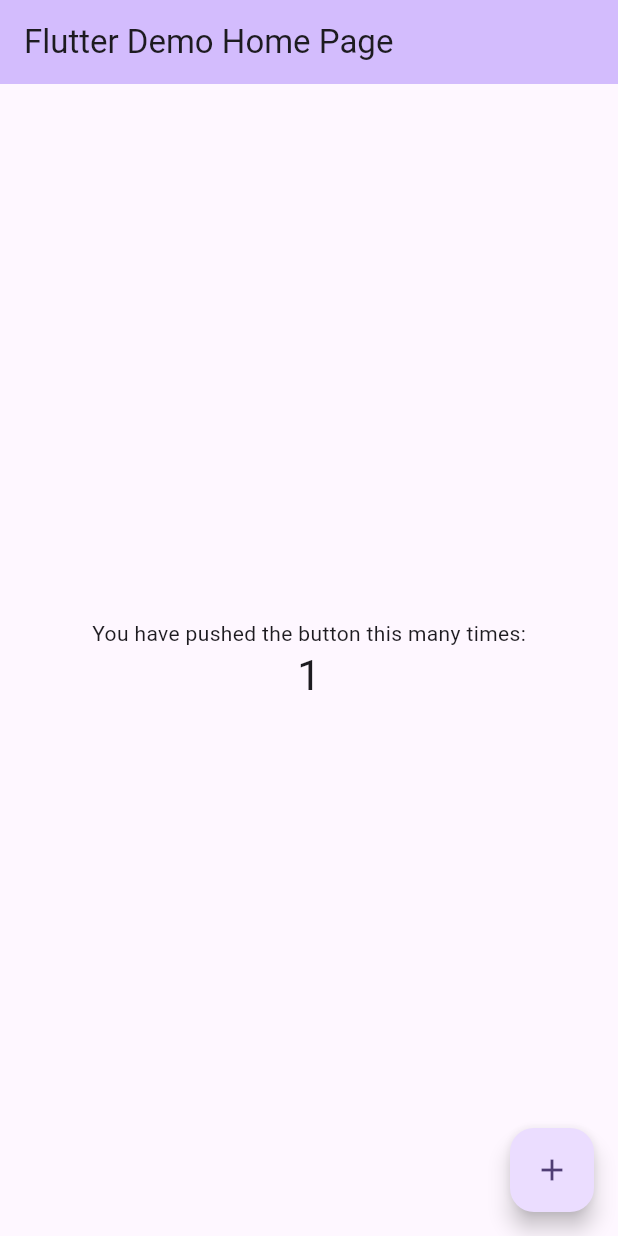
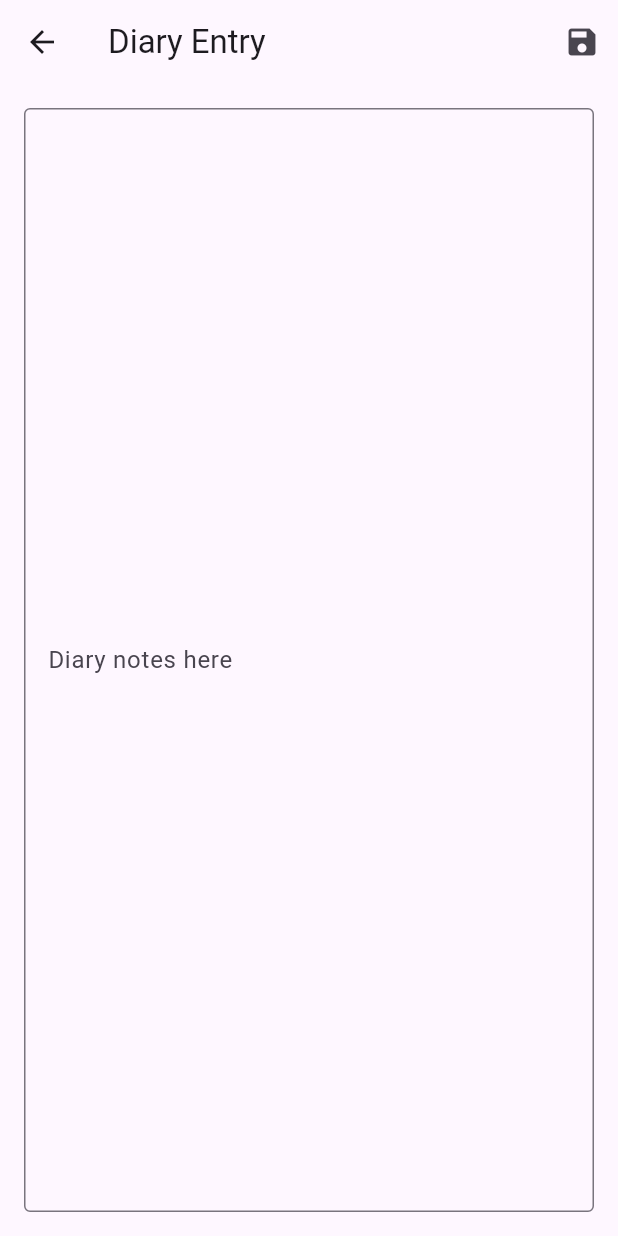
Before and after one commit to Zhgorrin/Journal, a Flutter app: the screen it shows after launch, after a tap on the "add" icon, on a phone screen of 412 x 824 dp. Run offline on Flutter 3.47's test engine with Material 3 defaults, Android fonts, the phone set to English and light mode, and no system bars.

Commit message:
Add files via upload
The main framework of the diary is added main.dart and diary_entry_page

```diff
--- /dev/null
+++ b/project/lib/diary_entry_page.dart
@@ -0,0 +1,79 @@
+import 'package:flutter/material.dart';
+
+class DiaryEntryPage extends StatefulWidget {
+  final String? initialText;
+  final Function(String) onUpdate;
+  final VoidCallback? onDelete;
+
+  const DiaryEntryPage({
+    Key? key,
+    this.initialText,
+    required this.onUpdate,
+    this.onDelete,
+  }) : super(key: key);
+
+  @override
+  _DiaryEntryPageState createState() => _DiaryEntryPageState();
+}
+
+class _DiaryEntryPageState extends State<DiaryEntryPage> {
+  TextEditingController _textEditingController = TextEditingController();
+
+  @override
+  void initState() {
+    super.initState();
+    _textEditingController.text = widget.initialText ?? '';
+  }
+
+  @override
+  Widget build(BuildContext context) {
+    return Scaffold(
+      appBar: AppBar(
+        title: const Text('Diary Entry'),
+        actions: [
+          if (widget.onDelete != null)
+            IconButton(
+              icon: const Icon(Icons.delete),
+              onPressed: widget.onDelete,
+            ),
+          IconButton(
+            icon: const Icon(Icons.save),
+            onPressed: () {
+              _saveEntry();
+            },
+          ),
+        ],
+      ),
+      body: Padding(
+        padding: const EdgeInsets.all(16.0),
+        child: Column(
+          children: <Widget>[
+            Expanded(
+              child: TextField(
+                controller: _textEditingController,
+                maxLines: null,
+                expands: true,
+                decoration: const InputDecoration(
+                  hintText: 'Diary notes here',
+                  border: OutlineInputBorder(),
+                ),
+              ),
+            ),
+          ],
+        ),
+      ),
+    );
+  }
+
+  void _saveEntry() {
+    String entryText = _textEditingController.text;
+    widget.onUpdate(entryText);
+    Navigator.pop(context, entryText);
+  }
+
+  @override
+  void dispose() {
+    _textEditingController.dispose();
+    super.dispose();
+  }
+}
--- a/project/lib/main.dart
+++ b/project/lib/main.dart
@@ -1,125 +1,117 @@
 import 'package:flutter/material.dart';
+import 'diary_entry_page.dart';
 
 void main() {
   runApp(const MyApp());
 }
 
 class MyApp extends StatelessWidget {
-  const MyApp({super.key});
+  const MyApp({Key? key}) : super(key: key);
 
-  // This widget is the root of your application.
   @override
   Widget build(BuildContext context) {
     return MaterialApp(
-      title: 'Flutter Demo',
+      title: 'My Diary App',
       theme: ThemeData(
-        // This is the theme of your application.
-        //
-        // TRY THIS: Try running your application with "flutter run". You'll see
-        // the application has a purple toolbar. Then, without quitting the app,
-        // try changing the seedColor in the colorScheme below to Colors.green
-        // and then invoke "hot reload" (save your changes or press the "hot
-        // reload" button in a Flutter-supported IDE, or press "r" if you used
-        // the command line to start the app).
-        //
-        // Notice that the counter didn't reset back to zero; the application
-        // state is not lost during the reload. To reset the state, use hot
-        // restart instead.
-        //
-        // This works for code too, not just values: Most code changes can be
-        // tested with just a hot reload.
-        colorScheme: ColorScheme.fromSeed(seedColor: Colors.deepPurple),
-        useMaterial3: true,
+        primarySwatch: Colors.blue,
       ),
-      home: const MyHomePage(title: 'Flutter Demo Home Page'),
+      home: const HomePage(),
     );
   }
 }
 
-class MyHomePage extends StatefulWidget {
-  const MyHomePage({super.key, required this.title});
-
-  // This widget is the home page of your application. It is stateful, meaning
-  // that it has a State object (defined below) that contains fields that affect
-  // how it looks.
-
-  // This class is the configuration for the state. It holds the values (in this
-  // case the title) provided by the parent (in this case the App widget) and
-  // used by the build method of the State. Fields in a Widget subclass are
-  // always marked "final".
-
-  final String title;
+class HomePage extends StatefulWidget {
+  const HomePage({Key? key}) : super(key: key);
 
   @override
-  State<MyHomePage> createState() => _MyHomePageState();
+  _HomePageState createState() => _HomePageState();
 }
 
-class _MyHomePageState extends State<MyHomePage> {
-  int _counter = 0;
-
-  void _incrementCounter() {
-    setState(() {
-      // This call to setState tells the Flutter framework that something has
-      // changed in this State, which causes it to rerun the build method below
-      // so that the display can reflect the updated values. If we changed
-      // _counter without calling setState(), then the build method would not be
-      // called again, and so nothing would appear to happen.
-      _counter++;
-    });
-  }
+class _HomePageState extends State<HomePage> {
+  List<String> diaryEntries = [];
 
   @override
   Widget build(BuildContext context) {
-    // This method is rerun every time setState is called, for instance as done
-    // by the _incrementCounter method above.
-    //
-    // The Flutter framework has been optimized to make rerunning build methods
-    // fast, so that you can just rebuild anything that needs updating rather
-    // than having to individually change instances of widgets.
     return Scaffold(
-      appBar: AppBar(
-        // TRY THIS: Try changing the color here to a specific color (to
-        // Colors.amber, perhaps?) and trigger a hot reload to see the AppBar
-        // change color while the other colors stay the same.
-        backgroundColor: Theme.of(context).colorScheme.inversePrimary,
-        // Here we take the value from the MyHomePage object that was created by
-        // the App.build method, and use it to set our appbar title.
-        title: Text(widget.title),
-      ),
-      body: Center(
-        // Center is a layout widget. It takes a single child and positions it
-        // in the middle of the parent.
-        child: Column(
-          // Column is also a layout widget. It takes a list of children and
-          // arranges them vertically. By default, it sizes itself to fit its
-          // children horizontally, and tries to be as tall as its parent.
-          //
-          // Column has various properties to control how it sizes itself and
-          // how it positions its children. Here we use mainAxisAlignment to
-          // center the children vertically; the main axis here is the vertical
-          // axis because Columns are vertical (the cross axis would be
-          // horizontal).
-          //
-          // TRY THIS: Invoke "debug painting" (choose the "Toggle Debug Paint"
-          // action in the IDE, or press "p" in the console), to see the
-          // wireframe for each widget.
-          mainAxisAlignment: MainAxisAlignment.center,
-          children: <Widget>[
-            const Text(
-              'You have pushed the button this many times:',
+      appBar: AppBar(title: const Text('My Diary')),
+      body: GridView.builder(
+        padding: const EdgeInsets.all(16),
+        gridDelegate: const SliverGridDelegateWithFixedCrossAxisCount(
+          crossAxisCount: 2,
+          crossAxisSpacing: 10,
+          mainAxisSpacing: 10,
+        ),
+        itemCount: diaryEntries.length,
+        itemBuilder: (context, index) {
+          final entry = diaryEntries[index];
+          return GestureDetector(
+            onTap: () {
+              Navigator.push(
+                context,
+                MaterialPageRoute(
+                  builder: (context) => DiaryEntryPage(
+                    initialText: entry,
+                    onUpdate: (text) {
+                      setState(() {
+                        diaryEntries[index] = text;
+                      });
+                    },
+                    onDelete: () {
+                      setState(() {
+                        diaryEntries.removeAt(index);
+                      });
+                      Navigator.pop(context);
+                    },
+                  ),
+                ),
+              );
+            },
+            child: Container(
+              padding: const EdgeInsets.all(8),
+              decoration: BoxDecoration(
+                border: Border.all(color: Colors.grey),
+                borderRadius: BorderRadius.circular(8),
+              ),
+              child: Column(
+                mainAxisAlignment: MainAxisAlignment.spaceBetween,
+                crossAxisAlignment: CrossAxisAlignment.start,
+                children: [
+                  Text(
+                    entry,
+                    style: TextStyle(color: Colors.white),
+                    overflow: TextOverflow.ellipsis,
+                  ),
+                ],
+              ),
             ),
-            Text(
-              '$_counter',
-              style: Theme.of(context).textTheme.headlineMedium,
-            ),
-          ],
-        ),
+          );
+        },
       ),
       floatingActionButton: FloatingActionButton(
-        onPressed: _incrementCounter,
-        tooltip: 'Increment',
+        onPressed: () async {
+          final newEntry = await Navigator.push(
+            context,
+            MaterialPageRoute(
+                builder: (context) => DiaryEntryPage(
+                      onUpdate: (text) {
+                        if (!diaryEntries.contains(text)) {
+                          setState(() {
+                            diaryEntries.add(text);
+                          });
+                        }
+                      },
+                    )),
+          );
+          if (newEntry != null) {
+            if (!diaryEntries.contains(newEntry)) {
+              setState(() {
+                diaryEntries.add(newEntry);
+              });
+            }
+          }
+        },
         child: const Icon(Icons.add),
-      ), // This trailing comma makes auto-formatting nicer for build methods.
+      ),
     );
   }
 }
```
